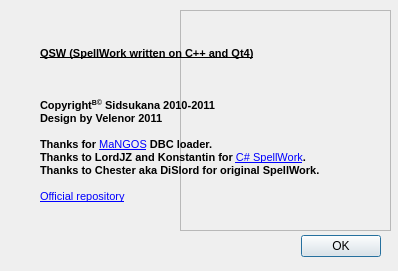
The window that QSW/AboutFormUI.ui (sidsukana/QSpellWork) describes before a commit, drawn with Qt 5.
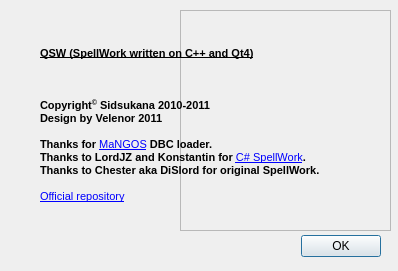
The same window after the commit. Icons and pictures are not drawn.

Patch:
```diff
--- a/QSW/AboutFormUI.ui
+++ b/QSW/AboutFormUI.ui
@@ -85,7 +85,7 @@
 &lt;p style=&quot;-qt-paragraph-type:empty; margin-top:0px; margin-bottom:0px; margin-left:0px; margin-right:0px; -qt-block-indent:0; text-indent:0px; font-size:8pt; font-weight:600;&quot;&gt;&lt;/p&gt;
 &lt;p style=&quot;-qt-paragraph-type:empty; margin-top:0px; margin-bottom:0px; margin-left:0px; margin-right:0px; -qt-block-indent:0; text-indent:0px; font-size:8pt;&quot;&gt;&lt;/p&gt;
 &lt;p style=&quot;-qt-paragraph-type:empty; margin-top:0px; margin-bottom:0px; margin-left:0px; margin-right:0px; -qt-block-indent:0; text-indent:0px; font-size:8pt; font-weight:600;&quot;&gt;&lt;/p&gt;
-&lt;p style=&quot; margin-top:0px; margin-bottom:0px; margin-left:0px; margin-right:0px; -qt-block-indent:0; text-indent:0px;&quot;&gt;&lt;span style=&quot; font-size:8pt; font-weight:600;&quot;&gt;Copyright&lt;/span&gt;&lt;span style=&quot; font-size:8pt; font-weight:600; vertical-align:super;&quot;&gt;В©&lt;/span&gt;&lt;span style=&quot; font-size:8pt; font-weight:600;&quot;&gt; Sidsukana 2010-2011&lt;/span&gt;&lt;/p&gt;
+&lt;p style=&quot; margin-top:0px; margin-bottom:0px; margin-left:0px; margin-right:0px; -qt-block-indent:0; text-indent:0px;&quot;&gt;&lt;span style=&quot; font-size:8pt; font-weight:600;&quot;&gt;Copyright&lt;/span&gt;&lt;span style=&quot; font-size:8pt; font-weight:600; vertical-align:super;&quot;&gt;©&lt;/span&gt;&lt;span style=&quot; font-size:8pt; font-weight:600;&quot;&gt; Sidsukana 2010-2011&lt;/span&gt;&lt;/p&gt;
 &lt;p style=&quot; margin-top:0px; margin-bottom:0px; margin-left:0px; margin-right:0px; -qt-block-indent:0; text-indent:0px;&quot;&gt;&lt;span style=&quot; font-size:8pt; font-weight:600;&quot;&gt;Design by Velenor 2011&lt;/span&gt;&lt;/p&gt;
 &lt;p style=&quot;-qt-paragraph-type:empty; margin-top:0px; margin-bottom:0px; margin-left:0px; margin-right:0px; -qt-block-indent:0; text-indent:0px; font-size:8pt; font-weight:600;&quot;&gt;&lt;/p&gt;
 &lt;p style=&quot; margin-top:0px; margin-bottom:0px; margin-left:0px; margin-right:0px; -qt-block-indent:0; text-indent:0px;&quot;&gt;&lt;span style=&quot; font-size:8pt; font-weight:600;&quot;&gt;Thanks for &lt;/span&gt;&lt;a href=&quot;http://getmangos.com/&quot;&gt;&lt;span style=&quot; font-size:8pt; text-decoration: underline; color:#0000ff;&quot;&gt;MaNGOS&lt;/span&gt;&lt;/a&gt;&lt;span style=&quot; font-size:8pt; font-weight:600;&quot;&gt; DBC loader.&lt;/span&gt;&lt;/p&gt;
```
